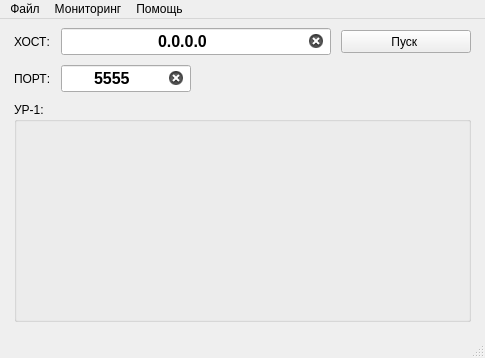
Old version of the form mainwindow.ui in the repository verbkinm/esp8266-server.
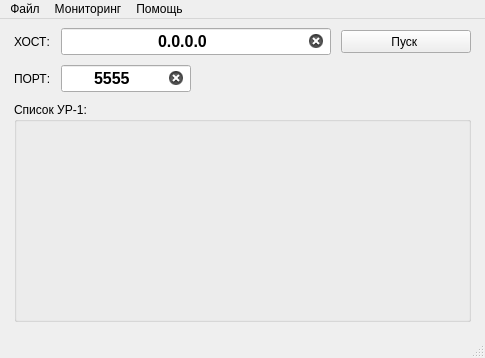
New version of the form. Icons and pictures are not drawn.

What changed in the file:
```diff
--- a/mainwindow.ui
+++ b/mainwindow.ui
@@ -134,7 +134,7 @@
       <item row="2" column="0" colspan="4">
        <widget class="QGroupBox" name="groupBox">
         <property name="title">
-         <string>УР-1:</string>
+         <string>Список УР-1:</string>
         </property>
        </widget>
       </item>
```
Left out of the diff: 12 changed lines with no effect on the pictures.
